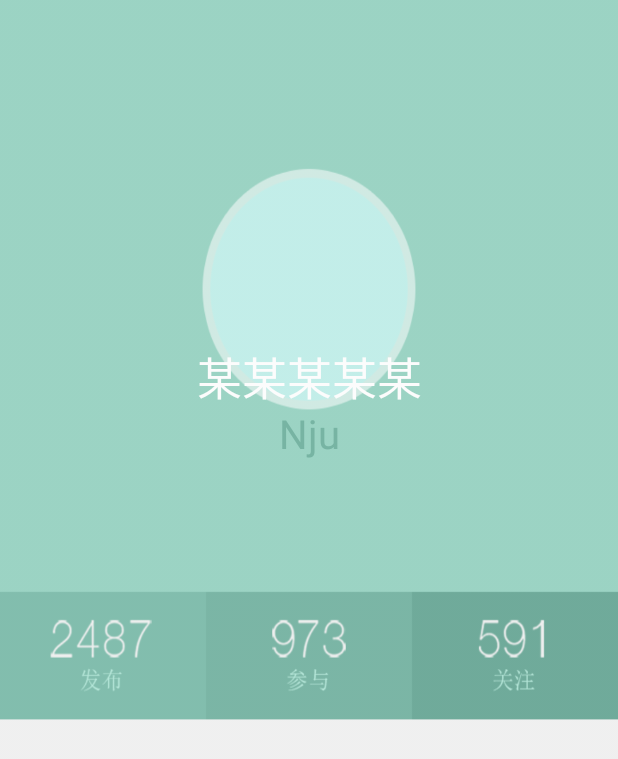
After one commit to Vacity/campusWall, an Android app: the layout activity_profile.xml on its own in the app's theme, with its tools: preview values and no code run, on a phone screen of 412 x 824 dp. The commit adds this screen. Shown: the top 759 px of the screen. Run offline under Robolectric (Android 15) with nearby library versions, the phone set to English and light mode, and no system bars.

Commit message:
个人中心

```diff
--- a/app/build.gradle
+++ b/app/build.gradle
@@ -1,8 +1,8 @@
 apply plugin: 'com.android.application'
 
 android {
-    compileSdkVersion 21
-    buildToolsVersion '22.0.1'
+    compileSdkVersion 22
+    buildToolsVersion '24.0.0'
 
     defaultConfig {
         applicationId "com.team.nju.campuswall"
--- a/app/src/main/AndroidManifest.xml
+++ b/app/src/main/AndroidManifest.xml
@@ -33,7 +33,8 @@
 
         <activity
             android:name=".Activity.signUpActivity"
-            android:label="@string/title_activity_sign_up"></activity>
+            android:label="@string/title_activity_sign_up" />
+        <activity android:name=".Activity.profileActivity"></activity>
     </application>
 
 </manifest>
--- /dev/null
+++ b/app/src/main/java/com/team/nju/campuswall/Activity/profileActivity.java
@@ -0,0 +1,27 @@
+package com.team.nju.campuswall.Activity;
+
+import android.support.v7.app.AppCompatActivity;
+import android.os.Bundle;
+import android.widget.ImageView;
+import android.widget.TableLayout;
+import android.widget.TextView;
+
+import com.team.nju.campuswall.myView.photoChange;
+
+public class profileActivity extends AppCompatActivity {
+
+    @Override
+    protected void onCreate(Bundle savedInstanceState) {
+        super.onCreate(savedInstanceState);
+        setContentView(R.layout.activity_profile);
+        TableLayout tableLayout =(TableLayout)findViewById(R.id.profileLayout);
+        final photoChange pc = new photoChange(profileActivity.this);
+        tableLayout.addView(pc);
+        ImageView photo = (ImageView)findViewById(R.id.photo);
+        TextView username=(TextView)findViewById(R.id.profile_username);
+        TextView school=(TextView)findViewById(R.id.profile_school);
+        TextView product=(TextView)findViewById(R.id.profile_product);
+        TextView join=(TextView)findViewById(R.id.profile_join);
+        TextView star=(TextView)findViewById(R.id.profile_star);
+    }
+}
--- /dev/null
+++ b/app/src/main/res/layout/activity_profile.xml
@@ -0,0 +1,71 @@
+<?xml version="1.0" encoding="utf-8"?>
+<TableLayout xmlns:android="http://schemas.android.com/apk/res/android"
+    xmlns:tools="http://schemas.android.com/tools"
+    android:id="@+id/profileLayout"
+    android:layout_width="match_parent"
+    android:layout_height="match_parent"
+    android:paddingBottom="@dimen/activity_vertical_margin"
+    android:paddingLeft="@dimen/activity_horizontal_margin"
+    android:paddingRight="@dimen/activity_horizontal_margin"
+    android:paddingTop="@dimen/activity_vertical_margin"
+    android:background="@drawable/profile2"
+    android:stretchColumns="0,2"
+    tools:context="com.team.nju.campuswall.Activity.profileActivity">
+
+    <!-- photo  不会做啊！-->
+    <TableRow>
+        <TextView />
+        <ImageView
+
+            android:id="@+id/photo"
+            />
+        <TextView />
+    </TableRow>
+
+    <!-- name -->
+    <TableRow>
+        <TextView />
+        <TextView
+            android:layout_marginTop="290px"
+            android:textSize="45px"
+            android:layout_width="400px"
+            android:layout_height="60px"
+            android:id="@+id/profile_username"
+            android:text="某某某某某"
+            android:textColor="@color/white"
+            android:gravity="center"
+            />
+        <TextView />
+    </TableRow>
+
+
+    <!-- school -->
+    <TableRow>
+        <TextView />
+        <TextView
+            android:layout_width="400px"
+            android:layout_height="60px"
+            android:textSize="40px"
+            android:id="@+id/profile_school"
+            android:text="Nju"
+            android:textColor="@color/profile"
+            android:gravity="center"
+            />
+        <TextView />
+    </TableRow>
+
+    <!-- number -->
+    <TableRow>
+        <TextView
+            android:id="@+id/profile_product"
+            />
+        <TextView
+            android:id="@+id/profile_join"
+            />
+        <TextView
+            android:id="@+id/profile_star"
+            />
+    </TableRow>
+
+
+</TableLayout>
--- a/app/src/main/res/values/colors.xml
+++ b/app/src/main/res/values/colors.xml
@@ -3,4 +3,7 @@
     <color name="colorPrimary">#3F51B5</color>
     <color name="colorPrimaryDark">#303F9F</color>
     <color name="colorAccent">#FF4081</color>
+    <color name="white">#fcfcfc</color>
+    <color name="profile">#77b4a3</color>
+
 </resources>
```
Also changed, not shown: app/src/main/res/drawable/photo.png (added), app/src/main/res/drawable/photoChange.png (added), app/src/main/res/drawable/profile.png (added), app/src/main/res/drawable/profile2.png (added), app/src/main/res/drawable/profileChange.png (added).
